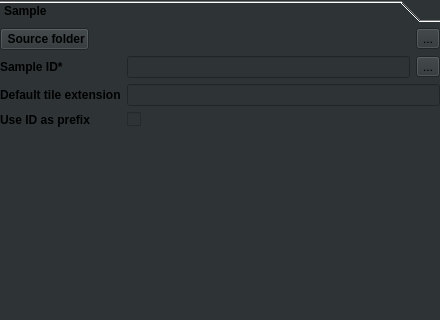
ClearAnatomics/ClearMap, file ClearMap/gui/creator/sample_tab.ui: the form before one commit; both pictures show x 0 to 440 and y 0 to 320 of the 440 by 602 pixel window.
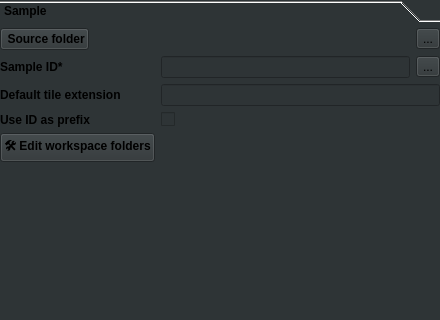
The form after the commit. The open tabs and pages were chosen to show the change. Icons and pictures are not drawn.

Commit message: FEATURE: Adds graphcial menu to edit workspace resource_type_to_folder

Diff of the .ui file:
```diff
--- a/ClearMap/gui/creator/sample_tab.ui
+++ b/ClearMap/gui/creator/sample_tab.ui
@@ -205,6 +205,44 @@
          </property>
         </widget>
        </item>
+       <item row="4" column="0">
+        <widget class="QPushButton" name="editWorkspaceFoldersPushButton">
+         <property name="font">
+          <font>
+           <bold>true</bold>
+          </font>
+         </property>
+         <property name="toolTip">
+          <string>Select the sample forlder.</string>
+         </property>
+         <property name="whatsThis">
+          <string>&lt;html&gt;&lt;head/&gt;&lt;body&gt;&lt;p&gt;Select the sample folder.&lt;/p&gt;&lt;p&gt;This should be the main folder of the sample, not the subfolder containing e.g. the raw data as all files will be read from and saved to this folder.&lt;/p&gt;&lt;/body&gt;&lt;/html&gt;</string>
+         </property>
+         <property name="text">
+          <string>🛠️ Edit workspace folders</string>
+         </property>
+         <property name="icon">
+          <iconset theme="folder">
+           <normaloff>.</normaloff>.</iconset>
+         </property>
+         <property name="shortcut">
+          <string>Ctrl+O</string>
+         </property>
+        </widget>
+       </item>
+       <item row="5" column="0">
+        <spacer name="verticalSpacer">
+         <property name="orientation">
+          <enum>Qt::Vertical</enum>
+         </property>
+         <property name="sizeHint" stdset="0">
+          <size>
+           <width>20</width>
+           <height>40</height>
+          </size>
+         </property>
+        </spacer>
+       </item>
       </layout>
      </widget>
      <widget class="QWidget" name="channelsPage">
```
Left out of the diff: 2 changed lines with no effect on the pictures. The commit also changes 2 other files.
